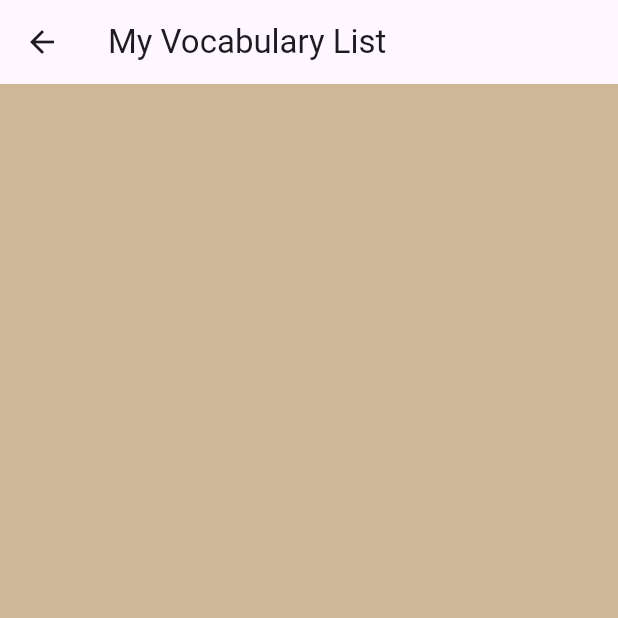
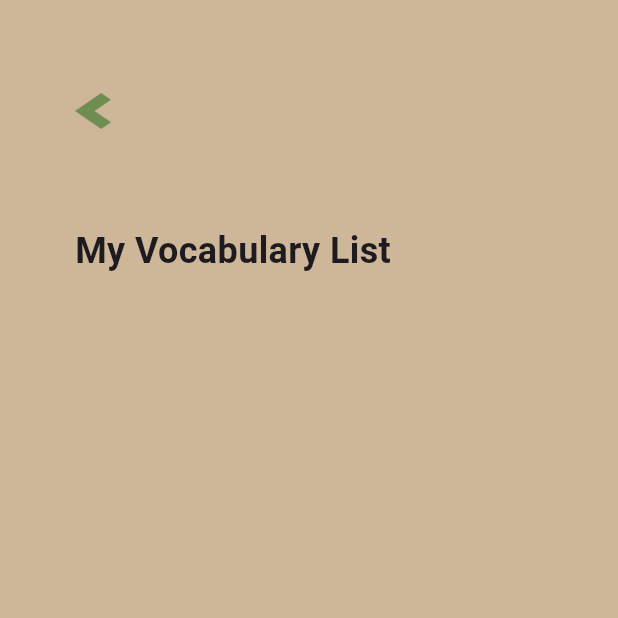
Before and after one commit to hoanganhnguyen1198/auslan_translator_app, a Flutter app: the MyListScreen screen opened by its route, on a phone screen of 412 x 824 dp, the top half of it. Run offline on Flutter 3.47's test engine with Material 3 defaults, Android fonts, the phone set to English and light mode, and no system bars; our stand-ins replace cloud_firestore, firebase_auth, firebase_core, sizer, video_player; accounts and stored records are empty; project files that could hold a hidden picture were left out.

Commit message:
change style

```diff
--- a/lib/screens/libraryScreen/search_result.dart
+++ b/lib/screens/libraryScreen/search_result.dart
@@ -8,11 +8,13 @@ class SearchResultPage extends StatefulWidget {
   final String word;
   final List<dynamic> videoLinks;
   final List<dynamic> definitions;
+  final bool showSaveButton; // 新增参数控制是否显示保存按钮
 
   SearchResultPage({
     required this.word,
     required this.videoLinks,
     required this.definitions,
+    this.showSaveButton = true, // 默认显示保存按钮
   });
 
   @override
@@ -25,12 +27,10 @@ class _SearchResultPageState extends State<SearchResultPage> {
   Future<void> addWordToVocabList(String word) async {
     User? currentUser = FirebaseAuth.instance.currentUser;
     if (currentUser != null) {
-      // request user ID
       String userId = currentUser.uid;
-
       DocumentReference vocabListRef = FirebaseFirestore.instance.collection('vocabLists').doc(userId);
 
-    // create or update vocablist
+      // create or update vocab list
       await vocabListRef.set({
         'words': FieldValue.arrayUnion([word]),  // add new word
         'lastUpdated': FieldValue.serverTimestamp()  // update the timestamp
@@ -116,6 +116,7 @@ class _SearchResultPageState extends State<SearchResultPage> {
                     style: TextStyle(fontSize: 18),
                   ),
                 ),
+                if (widget.showSaveButton)  // 根据 showSaveButton 参数决定是否显示按钮
                   ElevatedButton(
                     onPressed: () async {
                       await addWordToVocabList(widget.word);
--- a/lib/screens/userScreen/mylist.dart
+++ b/lib/screens/userScreen/mylist.dart
@@ -34,9 +34,9 @@ class _MyListScreenState extends State<MyListScreen> {
   }
 
   void navigateToSearchResult(String word) async {
-   final libraryData = await LibraryData.loadLibraryData();
+    final libraryData = await LibraryData.loadLibraryData();
     final wordData = libraryData.data.firstWhere(
-      (entry) => entry['entry_in_english'] == word,
+          (entry) => entry['entry_in_english'] == word,
       orElse: () => null,
     );
 
@@ -52,6 +52,7 @@ class _MyListScreenState extends State<MyListScreen> {
             word: word,
             videoLinks: [videoLink],
             definitions: [definition],
+            showSaveButton: false,  // 确保不显示保存按钮
           ),
         ),
       );
@@ -62,21 +63,59 @@ class _MyListScreenState extends State<MyListScreen> {
     }
   }
 
-
   @override
   Widget build(BuildContext context) {
     return Scaffold(
-      appBar: AppBar(
-        title: Text('My Vocabulary List'),
-      ),
-      body: ListView.builder(
-        itemCount: words.length,
-        itemBuilder: (context, index) {
-          return ListTile(
-            title: Text(words[index]),
-            onTap: () => navigateToSearchResult(words[index]), // 添加点击事件
-          );
-        },
+      body: SafeArea(
+        child: SingleChildScrollView(
+          child: Padding(
+            padding: const EdgeInsets.symmetric(horizontal: 50.0),
+            child: Column(
+              crossAxisAlignment: CrossAxisAlignment.start,
+              children: <Widget>[
+                SizedBox(height: 62),
+                Row(
+                  children: [
+                    GestureDetector(
+                      onTap: () => Navigator.pop(context),
+                      child: Image.asset(
+                        'assets/images/arrow.png',
+                        width: 24,
+                        height: 24,
+                      ),
+                    ),
+                  ],
+                ),
+                SizedBox(height: 64),
+                Text(
+                  'My Vocabulary List',
+                  style: TextStyle(
+                    fontSize: 24,
+                    fontWeight: FontWeight.bold,
+                  ),
+                ),
+                SizedBox(height: 20),
+                ...words.map((word) => Padding(
+                  padding: const EdgeInsets.only(bottom: 12.0),
+                  child: ElevatedButton(
+                    style: ElevatedButton.styleFrom(
+                      backgroundColor: Color(0xFF6f8c51).withOpacity(0.6),
+                      foregroundColor: Colors.white,
+                      shape: RoundedRectangleBorder(
+                        borderRadius: BorderRadius.circular(8.0),
+                      ),
+                      padding: EdgeInsets.symmetric(vertical: 15.0),
+                      minimumSize: Size(double.infinity, 50),
+                    ),
+                    onPressed: () => navigateToSearchResult(word),
+                    child: Text(word),
+                  ),
+                )).toList(),
+                SizedBox(height: 24),
+              ],
+            ),
+          ),
+        ),
       ),
     );
   }
```
Also changed, not shown: 3 other files. Lines whose indentation alone changed are shown as unchanged.
